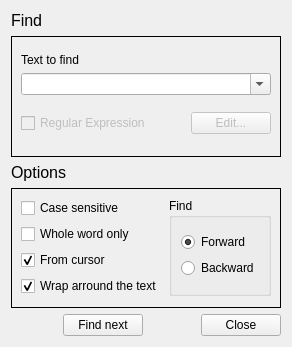
Qt form trunc/src/finddialog.ui (PLLUG/kuzya) before a commit.
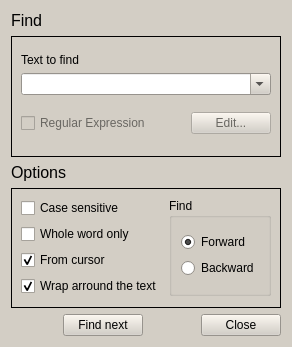
The same form after that commit.

Diff of the .ui file:
```diff
--- a/trunc/src/finddialog.ui
+++ b/trunc/src/finddialog.ui
@@ -30,7 +30,422 @@
     <height>3665</height>
    </size>
   </property>
-  <property name="windowTitle" >
+  <property name="palette">
+   <palette>
+    <active>
+     <colorrole role="WindowText">
+      <brush brushstyle="SolidPattern">
+       <color alpha="255">
+        <red>0</red>
+        <green>0</green>
+        <blue>0</blue>
+       </color>
+      </brush>
+     </colorrole>
+     <colorrole role="Button">
+      <brush brushstyle="SolidPattern">
+       <color alpha="255">
+        <red>211</red>
+        <green>206</green>
+        <blue>197</blue>
+       </color>
+      </brush>
+     </colorrole>
+     <colorrole role="Light">
+      <brush brushstyle="SolidPattern">
+       <color alpha="255">
+        <red>255</red>
+        <green>255</green>
+        <blue>255</blue>
+       </color>
+      </brush>
+     </colorrole>
+     <colorrole role="Midlight">
+      <brush brushstyle="SolidPattern">
+       <color alpha="255">
+        <red>233</red>
+        <green>230</green>
+        <blue>226</blue>
+       </color>
+      </brush>
+     </colorrole>
+     <colorrole role="Dark">
+      <brush brushstyle="SolidPattern">
+       <color alpha="255">
+        <red>105</red>
+        <green>103</green>
+        <blue>98</blue>
+       </color>
+      </brush>
+     </colorrole>
+     <colorrole role="Mid">
+      <brush brushstyle="SolidPattern">
+       <color alpha="255">
+        <red>141</red>
+        <green>137</green>
+        <blue>131</blue>
+       </color>
+      </brush>
+     </colorrole>
+     <colorrole role="Text">
+      <brush brushstyle="SolidPattern">
+       <color alpha="255">
+        <red>0</red>
+        <green>0</green>
+        <blue>0</blue>
+       </color>
+      </brush>
+     </colorrole>
+     <colorrole role="BrightText">
+      <brush brushstyle="SolidPattern">
+       <color alpha="255">
+        <red>255</red>
+        <green>255</green>
+        <blue>255</blue>
+       </color>
+      </brush>
+     </colorrole>
+     <colorrole role="ButtonText">
+      <brush brushstyle="SolidPattern">
+       <color alpha="255">
+        <red>0</red>
+        <green>0</green>
+        <blue>0</blue>
+       </color>
+      </brush>
+     </colorrole>
+     <colorrole role="Base">
+      <brush brushstyle="SolidPattern">
+       <color alpha="255">
+        <red>255</red>
+        <green>255</green>
+        <blue>255</blue>
+       </color>
+      </brush>
+     </colorrole>
+     <colorrole role="Window">
+      <brush brushstyle="SolidPattern">
+       <color alpha="255">
+        <red>211</red>
+        <green>206</green>
+        <blue>197</blue>
+       </color>
+      </brush>
+     </colorrole>
+     <colorrole role="Shadow">
+      <brush brushstyle="SolidPattern">
+       <color alpha="255">
+        <red>0</red>
+        <green>0</green>
+        <blue>0</blue>
+       </color>
+      </brush>
+     </colorrole>
+     <colorrole role="AlternateBase">
+      <brush brushstyle="SolidPattern">
+       <color alpha="255">
+        <red>233</red>
+        <green>230</green>
+        <blue>226</blue>
+       </color>
+      </brush>
+     </colorrole>
+     <colorrole role="ToolTipBase">
+      <brush brushstyle="SolidPattern">
+       <color alpha="255">
+        <red>255</red>
+        <green>255</green>
+        <blue>220</blue>
+       </color>
+      </brush>
+     </colorrole>
+     <colorrole role="ToolTipText">
+      <brush brushstyle="SolidPattern">
+       <color alpha="255">
+        <red>0</red>
+        <green>0</green>
+        <blue>0</blue>
+       </color>
+      </brush>
+     </colorrole>
+    </active>
+    <inactive>
+     <colorrole role="WindowText">
+      <brush brushstyle="SolidPattern">
+       <color alpha="255">
+        <red>0</red>
+        <green>0</green>
+        <blue>0</blue>
+       </color>
+      </brush>
+     </colorrole>
+     <colorrole role="Button">
+      <brush brushstyle="SolidPattern">
+       <color alpha="255">
+        <red>211</red>
+        <green>206</green>
+        <blue>197</blue>
+       </color>
+      </brush>
+     </colorrole>
+     <colorrole role="Light">
+      <brush brushstyle="SolidPattern">
+       <color alpha="255">
+        <red>255</red>
+        <green>255</green>
+        <blue>255</blue>
+       </color>
+      </brush>
+     </colorrole>
+     <colorrole role="Midlight">
+      <brush brushstyle="SolidPattern">
+       <color alpha="255">
+        <red>233</red>
+        <green>230</green>
+        <blue>226</blue>
+       </color>
+      </brush>
+     </colorrole>
+     <colorrole role="Dark">
+      <brush brushstyle="SolidPattern">
+       <color alpha="255">
+        <red>105</red>
+        <green>103</green>
+        <blue>98</blue>
+       </color>
+      </brush>
+     </colorrole>
+     <colorrole role="Mid">
+      <brush brushstyle="SolidPattern">
+       <color alpha="255">
+        <red>141</red>
+        <green>137</green>
+        <blue>131</blue>
+       </color>
+      </brush>
+     </colorrole>
+     <colorrole role="Text">
+      <brush brushstyle="SolidPattern">
+       <color alpha="255">
+        <red>0</red>
+        <green>0</green>
+        <blue>0</blue>
+       </color>
+      </brush>
+     </colorrole>
+     <colorrole role="BrightText">
+      <brush brushstyle="SolidPattern">
+       <color alpha="255">
+        <red>255</red>
+        <green>255</green>
+        <blue>255</blue>
+       </color>
+      </brush>
+     </colorrole>
+     <colorrole role="ButtonText">
+      <brush brushstyle="SolidPattern">
+       <color alpha="255">
+        <red>0</red>
+        <green>0</green>
+        <blue>0</blue>
+       </color>
+      </brush>
+     </colorrole>
+     <colorrole role="Base">
+      <brush brushstyle="SolidPattern">
+       <color alpha="255">
+        <red>255</red>
+        <green>255</green>
+        <blue>255</blue>
+       </color>
+      </brush>
+     </colorrole>
+     <colorrole role="Window">
+      <brush brushstyle="SolidPattern">
+       <color alpha="255">
+        <red>211</red>
+        <green>206</green>
+        <blue>197</blue>
+       </color>
+      </brush>
+     </colorrole>
+     <colorrole role="Shadow">
+      <brush brushstyle="SolidPattern">
+       <color alpha="255">
+        <red>0</red>
+        <green>0</green>
+        <blue>0</blue>
+       </color>
+      </brush>
+     </colorrole>
+     <colorrole role="AlternateBase">
+      <brush brushstyle="SolidPattern">
+       <color alpha="255">
+        <red>233</red>
+        <green>230</green>
+        <blue>226</blue>
+       </color>
+      </brush>
+     </colorrole>
+     <colorrole role="ToolTipBase">
+      <brush brushstyle="SolidPattern">
+       <color alpha="255">
+        <red>255</red>
+        <green>255</green>
+        <blue>220</blue>
+       </color>
+      </brush>
+     </colorrole>
+     <colorrole role="ToolTipText">
+      <brush brushstyle="SolidPattern">
+       <color alpha="255">
+        <red>0</red>
+        <green>0</green>
+        <blue>0</blue>
+       </color>
+      </brush>
+     </colorrole>
+    </inactive>
+    <disabled>
+     <colorrole role="WindowText">
+      <brush brushstyle="SolidPattern">
+       <color alpha="255">
+        <red>105</red>
+        <green>103</green>
+        <blue>98</blue>
+       </color>
+      </brush>
+     </colorrole>
+     <colorrole role="Button">
+      <brush brushstyle="SolidPattern">
+       <color alpha="255">
+        <red>211</red>
+        <green>206</green>
+        <blue>197</blue>
+       </color>
+      </brush>
+     </colorrole>
+     <colorrole role="Light">
+      <brush brushstyle="SolidPattern">
+       <color alpha="255">
+        <red>255</red>
+        <green>255</green>
+        <blue>255</blue>
+       </color>
+      </brush>
+     </colorrole>
+     <colorrole role="Midlight">
+      <brush brushstyle="SolidPattern">
+       <color alpha="255">
+        <red>233</red>
+        <green>230</green>
+        <blue>226</blue>
+       </color>
+      </brush>
+     </colorrole>
+     <colorrole role="Dark">
+      <brush brushstyle="SolidPattern">
+       <color alpha="255">
+        <red>105</red>
+        <green>103</green>
+        <blue>98</blue>
+       </color>
+      </brush>
+     </colorrole>
+     <colorrole role="Mid">
+      <brush brushstyle="SolidPattern">
+       <color alpha="255">
+        <red>141</red>
+        <green>137</green>
+        <blue>131</blue>
+       </color>
+      </brush>
+     </colorrole>
+     <colorrole role="Text">
+      <brush brushstyle="SolidPattern">
+       <color alpha="255">
+        <red>105</red>
+        <green>103</green>
+        <blue>98</blue>
+       </color>
+      </brush>
+     </colorrole>
+     <colorrole role="BrightText">
+      <brush brushstyle="SolidPattern">
+       <color alpha="255">
+        <red>255</red>
+        <green>255</green>
+        <blue>255</blue>
+       </color>
+      </brush>
+     </colorrole>
+     <colorrole role="ButtonText">
+      <brush brushstyle="SolidPattern">
+       <color alpha="255">
+        <red>105</red>
+        <green>103</green>
+        <blue>98</blue>
+       </color>
+      </brush>
+     </colorrole>
+     <colorrole role="Base">
+      <brush brushstyle="SolidPattern">
+       <color alpha="255">
+        <red>211</red>
+        <green>206</green>
+        <blue>197</blue>
+       </color>
+      </brush>
+     </colorrole>
+     <colorrole role="Window">
+      <brush brushstyle="SolidPattern">
+       <color alpha="255">
+        <red>211</red>
+        <green>206</green>
+        <blue>197</blue>
+       </color>
+      </brush>
+     </colorrole>
+     <colorrole role="Shadow">
+      <brush brushstyle="SolidPattern">
+       <color alpha="255">
+        <red>0</red>
+        <green>0</green>
+        <blue>0</blue>
+       </color>
+      </brush>
+     </colorrole>
+     <colorrole role="AlternateBase">
+      <brush brushstyle="SolidPattern">
+       <color alpha="255">
+        <red>211</red>
+        <green>206</green>
+        <blue>197</blue>
+       </color>
+      </brush>
+     </colorrole>
+     <colorrole role="ToolTipBase">
+      <brush brushstyle="SolidPattern">
+       <color alpha="255">
+        <red>255</red>
+        <green>255</green>
+        <blue>220</blue>
+       </color>
+      </brush>
+     </colorrole>
+     <colorrole role="ToolTipText">
+      <brush brushstyle="SolidPattern">
+       <color alpha="255">
+        <red>0</red>
+        <green>0</green>
+        <blue>0</blue>
+       </color>
+      </brush>
+     </colorrole>
+    </disabled>
+   </palette>
+  </property>
+  <property name="windowTitle">
    <string>Find Text</string>
   </property>
   <layout class="QGridLayout" >
```
Left out of the diff: 177 changed lines with no effect on the pictures.
